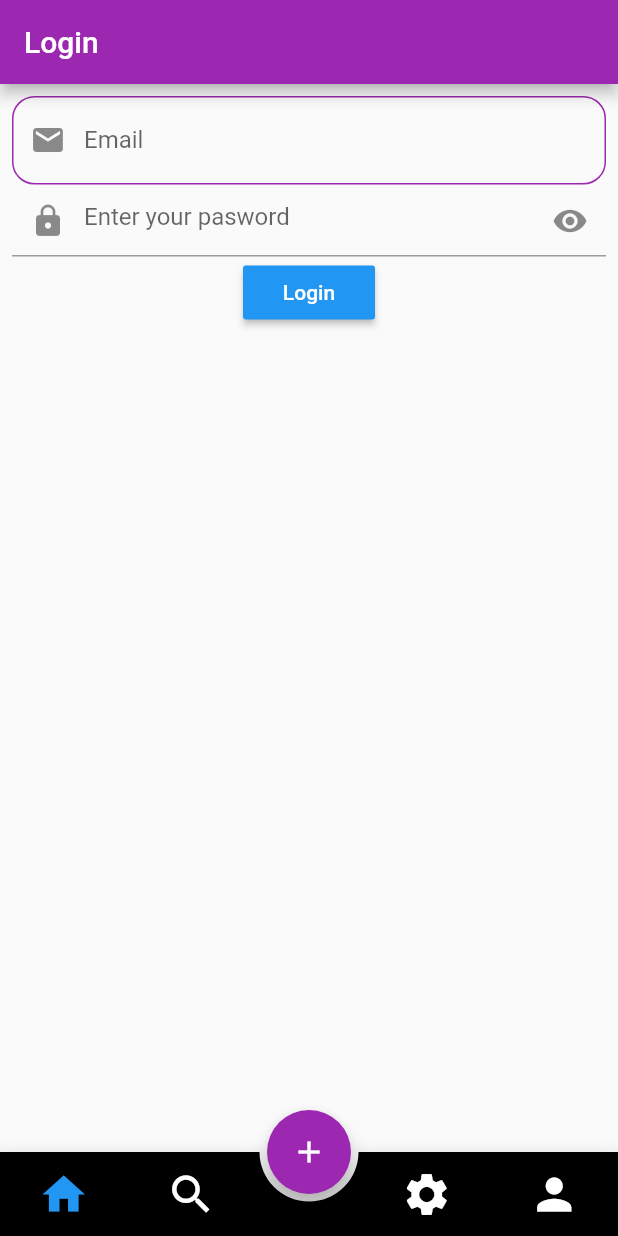
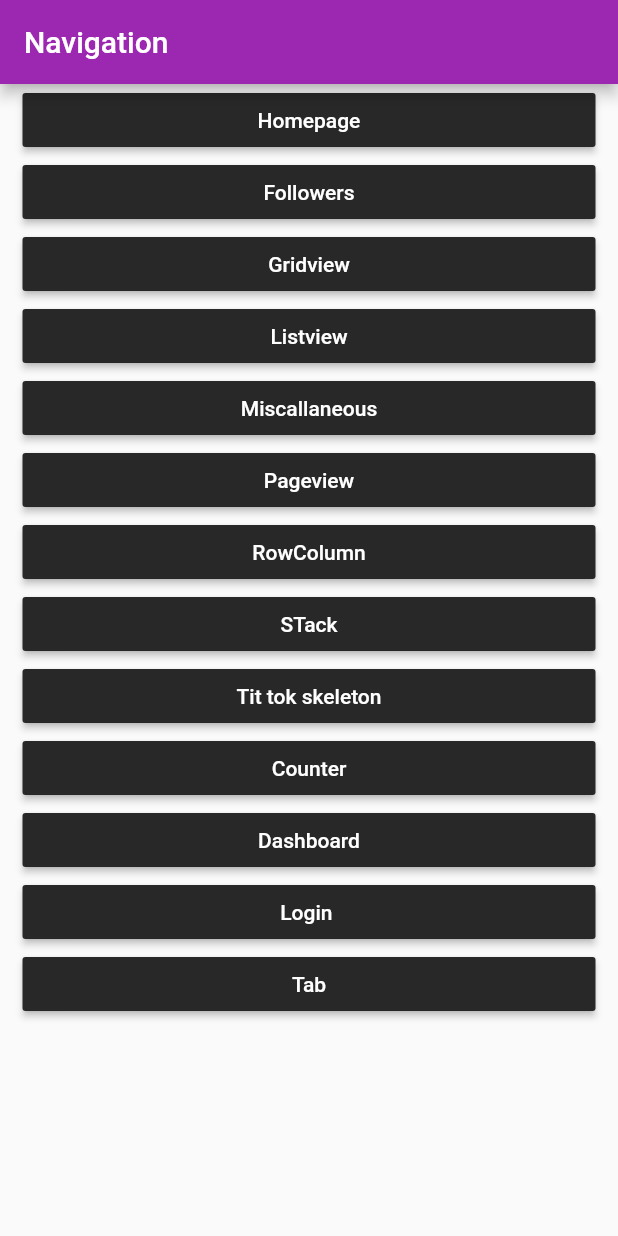
Before and after one commit to hmmisthisgood/july-morning, a Flutter app: the screen it shows after launch, on a phone screen of 412 x 824 dp. Run offline on Flutter 3.47's test engine with Material 2 defaults, Android fonts, the phone set to English and light mode, and no system bars; drawn by our look-alikes of animated_bottom_navigation_bar; our stand-ins replace form_field_validator.

Commit message:
Navigator started

```diff
--- a/first_app/lib/main.dart
+++ b/first_app/lib/main.dart
@@ -1,8 +1,7 @@
-import 'package:first_app/screen/stful/tabview.dart';
 import 'package:flutter/material.dart';
 
-import 'screen/stful/basic_stateful_screen.dart';
-import 'screen/stful/bottom_nav_screen.dart';
+import 'screen/basics_widgets/navigator_screen.dart';
+import 'navigation/custom_route_generator.dart';
 
 /// only one in a flutter project
 void main() {
@@ -15,10 +14,9 @@ class OurApp extends StatelessWidget {
     /// MaterialApp: only one in the whole app
     return MaterialApp(
       title: "Our app",
-      theme: ThemeData(
-        primarySwatch: Colors.purple,
-      ),
-      home: DashboardScreen(),
+      theme: ThemeData(primarySwatch: Colors.purple),
+      home: NaivgatorScreen(),
+      onGenerateRoute: ourRouteGenerator,
     );
   }
 }
--- /dev/null
+++ b/first_app/lib/navigation/custom_route_generator.dart
@@ -0,0 +1,50 @@
+import 'package:first_app/navigation/routes.dart';
+import 'package:first_app/screen/basics_widgets/followers_screen.dart';
+import 'package:first_app/screen/basics_widgets/grid_view_screen.dart';
+import 'package:first_app/screen/basics_widgets/homepage.dart';
+import 'package:first_app/screen/basics_widgets/list_view_screen.dart';
+import 'package:first_app/screen/basics_widgets/misc_widgets.dart';
+import 'package:first_app/screen/stful/basic_stateful_screen.dart';
+import 'package:first_app/screen/stful/bottom_nav_screen.dart';
+import 'package:first_app/screen/stful/form_screen.dart';
+import 'package:first_app/screen/stful/tabview.dart';
+import 'package:flutter/material.dart';
+import 'package:first_app/screen/basics_widgets/pageview_screen.dart';
+import 'package:first_app/screen/basics_widgets/row_column.dart';
+import 'package:first_app/screen/basics_widgets/stack_screen.dart';
+import 'package:first_app/screen/basics_widgets/tik_tok_page_skeleton.dart';
+
+Route ourRouteGenerator(RouteSettings settings) {
+  switch (settings.name) {
+    case Routes.homepage:
+      return MaterialPageRoute(builder: (_) => Homepage());
+    case Routes.followers:
+      return MaterialPageRoute(builder: (_) => FollowersScreen());
+
+    case Routes.gridview:
+      return MaterialPageRoute(builder: (_) => GridViewScreen());
+    case Routes.listview:
+      return MaterialPageRoute(builder: (_) => ListviewScreen());
+    case Routes.misc:
+      return MaterialPageRoute(builder: (_) => MiscWidgets());
+    case Routes.pageview:
+      return MaterialPageRoute(builder: (_) => PageViewScreen());
+    case Routes.rowcolumn:
+      return MaterialPageRoute(builder: (_) => RowColumnScreen());
+    case Routes.stack:
+      return MaterialPageRoute(builder: (_) => StackScreen());
+    case Routes.tiktokSk:
+      return MaterialPageRoute(builder: (_) => TkSkeleton());
+    case Routes.counter:
+      return MaterialPageRoute(builder: (_) => CounterScreen());
+    case Routes.dashboard:
+      return MaterialPageRoute(builder: (_) => DashboardScreen());
+    case Routes.login:
+      return MaterialPageRoute(builder: (_) => FormScreen());
+    case Routes.tabview:
+      return MaterialPageRoute(builder: (_) => TabScreen());
+
+    default:
+      return MaterialPageRoute(builder: (_) => FormScreen());
+  }
+}
--- /dev/null
+++ b/first_app/lib/navigation/routes.dart
@@ -0,0 +1,15 @@
+class Routes {
+  static const followers = "/followers";
+  static const gridview = "/gridview";
+  static const listview = "/listview";
+  static const misc = "/misc";
+  static const pageview = "/pageview";
+  static const rowcolumn = "/rowcolumn";
+  static const stack = "/stack";
+  static const tiktokSk = "/tiktokSk";
+  static const counter = "/counter";
+  static const dashboard = "/dashboard";
+  static const login = "/login";
+  static const tabview = "/tabview";
+  static const homepage = "/homepage";
+}
--- /dev/null
+++ b/first_app/lib/screen/basics_widgets/navigator_screen.dart
@@ -0,0 +1,73 @@
+import 'package:first_app/navigation/routes.dart';
+import 'package:first_app/screen/basics_widgets/pageview_screen.dart';
+import 'package:first_app/screen/basics_widgets/row_column.dart';
+import 'package:first_app/screen/basics_widgets/stack_screen.dart';
+import 'package:first_app/screen/basics_widgets/tik_tok_page_skeleton.dart';
+
+import 'package:flutter/material.dart';
+import '../stful/basic_stateful_screen.dart';
+import '../stful/bottom_nav_screen.dart';
+import '../stful/form_screen.dart';
+import '../stful/tabview.dart';
+
+import 'followers_screen.dart';
+import 'grid_view_screen.dart';
+import 'homepage.dart';
+import 'list_view_screen.dart';
+import 'misc_widgets.dart';
+import 'dart:math';
+
+class NaivgatorScreen extends StatelessWidget {
+  NaivgatorScreen({Key? key}) : super(key: key);
+
+  final List screensList = [
+    {"name": "Homepage", "widget": Homepage()},
+    {"name": "Followers", "widget": FollowersScreen()},
+    {"name": "Gridview", "widget": GridViewScreen()},
+    {"name": "Listview", "widget": ListviewScreen()},
+    {"name": "Miscallaneous", "widget": MiscWidgets()},
+    {"name": "Pageview", "widget": PageViewScreen()},
+    {"name": "RowColumn", "widget": RowColumnScreen()},
+    {"name": "STack", "widget": StackScreen()},
+    {"name": "Tit tok skeleton", "widget": TkSkeleton()},
+    {"name": "Counter", "widget": CounterScreen()},
+    {"name": "Dashboard", "widget": DashboardScreen()},
+    {"name": "Login ", "widget": FormScreen()},
+    {"name": "Tab", "widget": TabScreen()},
+  ];
+
+  @override
+  Widget build(BuildContext context) {
+    return Scaffold(
+      appBar: AppBar(title: Text("Navigation")),
+      body: ListView.builder(
+        itemCount: screensList.length,
+        padding: EdgeInsets.symmetric(horizontal: 15),
+        itemBuilder: (context, index) {
+          final screen = screensList[index];
+          return MaterialButton(
+            onPressed: () {
+              /// Route:
+              /// MaterialPageRoute
+              /// CupeertinoPageRoute
+
+              // MaterialPageRoute(builder: (con) => Homepage());
+
+              // final route =
+              //     MaterialPageRoute(builder: (con) => screen["widget"]);
+              // Navigator.push(context, route);
+
+              Navigator.pushNamed(context, Routes.counter);
+            },
+            color: Color.fromRGBO(Random().nextInt(255), Random().nextInt(255),
+                Random().nextInt(255), 1),
+            child: Text(
+              screen["name"],
+              style: TextStyle(color: Colors.white),
+            ),
+          );
+        },
+      ),
+    );
+  }
+}
--- a/first_app/pubspec.yaml
+++ b/first_app/pubspec.yaml
@@ -13,6 +13,7 @@ dependencies:
   http:
   qr_flutter: ^4.0.0
   animated_bottom_navigation_bar: ^1.0.1
+  form_field_validator: ^1.1.0
 
 
 
```
Also changed, not shown: first_app/lib/screen/stful/form_screen.dart (+95 -12 lines), first_app/lib/widget/common_textfield.dart (added, +81 -0 lines), first_app/pubspec.lock.
